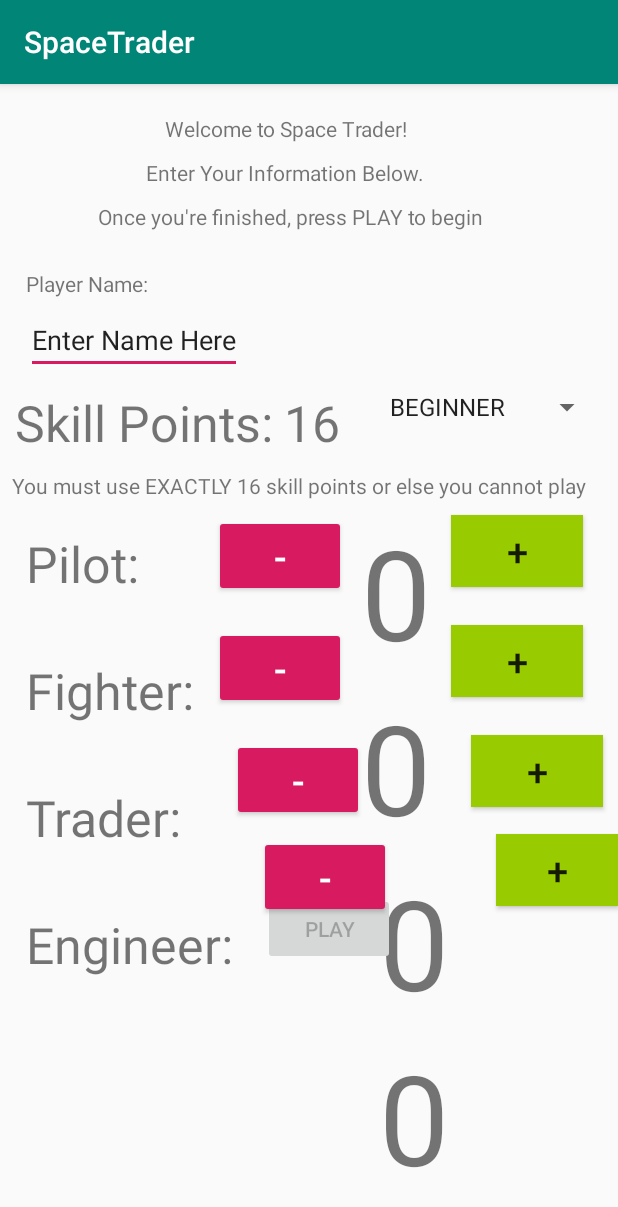
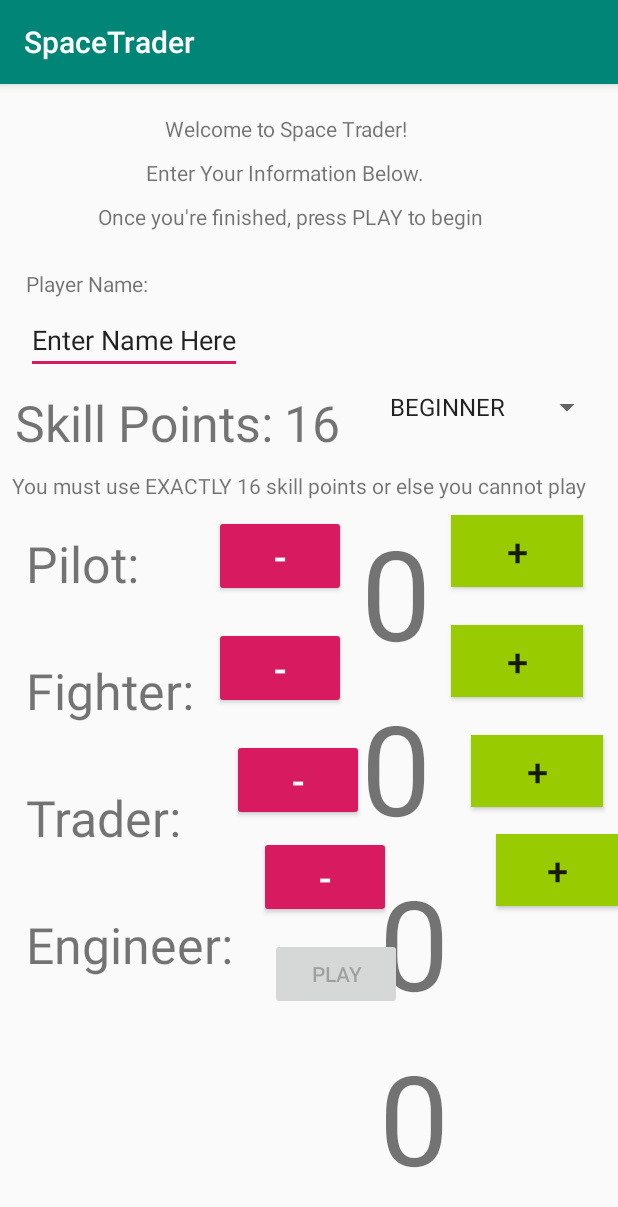
Before and after one commit to Team-72B-OneNine-Android/M5, an Android app: the screen it shows after launch (ConfigurationActivity), on a phone screen of 412 x 824 dp. Shown: the top 1207 px of the screen. Run offline under Robolectric (Android 15) with nearby library versions, the phone set to English and light mode, and no system bars.

```diff
--- a/SpaceTrader/app/src/main/res/layout/activity_configure.xml
+++ b/SpaceTrader/app/src/main/res/layout/activity_configure.xml
@@ -316,16 +316,12 @@
         android:textSize="25sp" />
 
     <Button
-        android:id="@+id/play"
+        android:id="@+id/playButton"
         android:layout_width="wrap_content"
         android:layout_height="wrap_content"
-        android:layout_alignParentStart="true"
-        android:layout_alignParentLeft="true"
-        android:layout_alignParentTop="true"
-        android:layout_marginStart="175dp"
-        android:layout_marginLeft="175dp"
-        android:layout_marginTop="539dp"
-        android:layout_marginBottom="20dp"
+        android:layout_below="@+id/engineerMinus"
+        android:layout_marginLeft="180dp"
+        android:layout_marginTop="13dp"
         android:onClick="onPlayPressed"
         android:text="PLAY" />
 
```
Also changed, not shown: SpaceTrader/app/src/main/java/onenine/android/Model/Facade.java (+5 -2 lines), SpaceTrader/app/src/main/java/onenine/android/Model/Player.java (+7 -3 lines), SpaceTrader/app/src/main/java/onenine/android/View/ConfigurationActivity.java (+22 -11 lines), SpaceTrader/app/src/main/java/onenine/android/ViewModel/ConfigurationActivityViewModel.java (+2 -7 lines).
